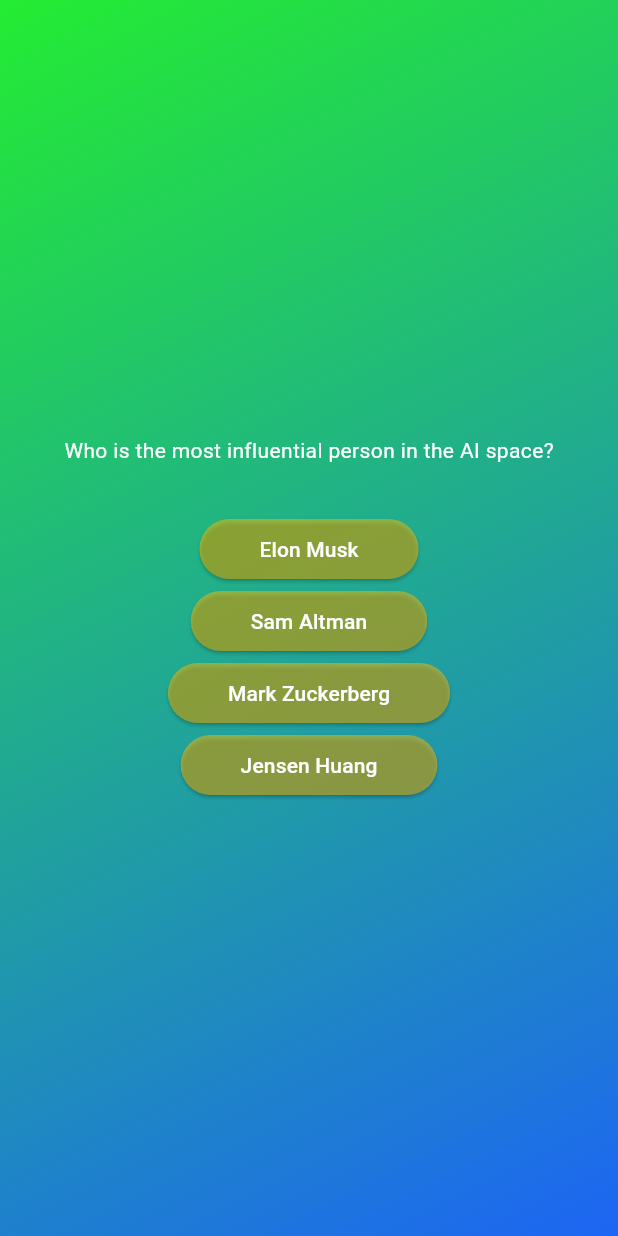
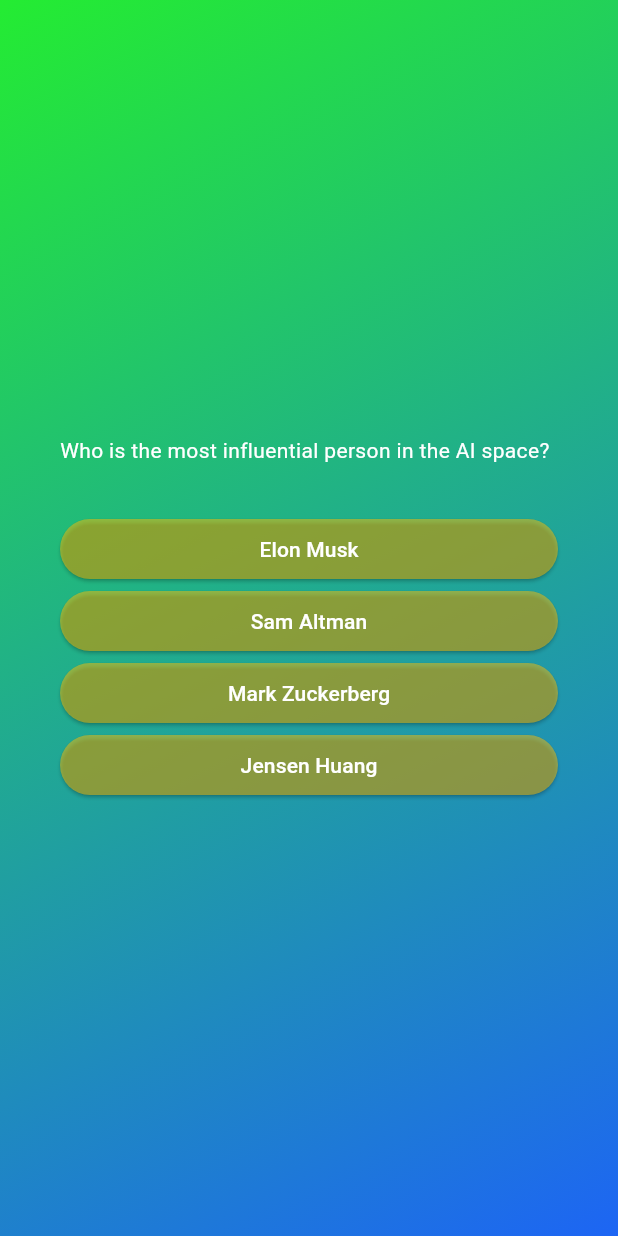
Before and after one commit to SjdnDzikran/QuizApp, a Flutter app: the screen it shows after launch, after a tap on "Start Quiz", on a phone screen of 412 x 824 dp. Run offline on Flutter 3.47's test engine with Material 3 defaults, Android fonts, the phone set to English and light mode, and no system bars.

Commit message:
update #1

```diff
--- a/lib/models/quiz_questions.dart
+++ b/lib/models/quiz_questions.dart
@@ -3,4 +3,10 @@ class QuizQuestions{
 
   final String question;
   final List<String> answers;
+
+  List<String> getShuffledAnswer(){
+    final shuffledAnswer = List.of(answers);
+    shuffledAnswer.shuffle();
+    return shuffledAnswer;
+  }
 }
--- a/lib/questions_screen.dart
+++ b/lib/questions_screen.dart
@@ -16,9 +16,12 @@ class _QuestionsScreenState extends State<QuestionsScreen> {
   Widget build(context) {
     final currentQuestion = questions[0];
 
-    return Center(
+    return Container(
+      margin: const EdgeInsets.all(40),
+      child: Center(
         child: Column(
           mainAxisAlignment: MainAxisAlignment.center,
+          crossAxisAlignment: CrossAxisAlignment.stretch,
           children: [
             Text(
               currentQuestion.question,
@@ -32,6 +35,7 @@ class _QuestionsScreenState extends State<QuestionsScreen> {
             })
           ],
         ),
+      ),
     );
   }
 }
--- a/lib/quiz.dart
+++ b/lib/quiz.dart
@@ -30,6 +30,7 @@ class _QuizState extends State<Quiz>{
 
 
     return MaterialApp(
+      debugShowCheckedModeBanner: false,
       home: Scaffold(
         body: Container(
           decoration: const BoxDecoration(
```
Lines whose indentation alone changed are shown as unchanged.
